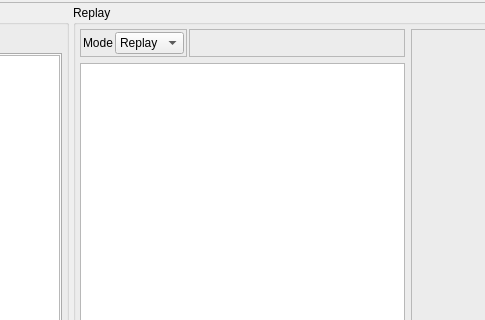
flueke/mvme, file src/replay_widget.ui: the form before one commit; both pictures show x 443 to 928 and y 0 to 320 of the 1028 by 512 pixel window.
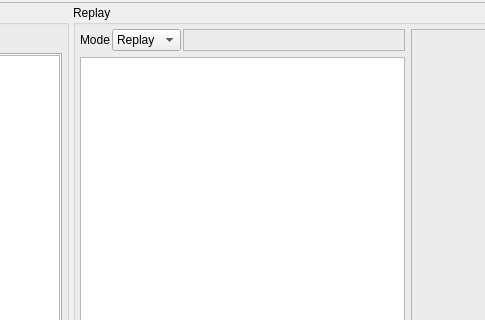
The form after the commit.

Commit message: replay_ui: mini layout and drop handling update

Patch:
```diff
--- a/src/replay_widget.ui
+++ b/src/replay_widget.ui
@@ -190,36 +190,6 @@
              <number>2</number>
             </property>
             <item>
-             <widget class="QFrame" name="frame_playMode">
-              <property name="sizePolicy">
-               <sizepolicy hsizetype="Preferred" vsizetype="Preferred">
-                <horstretch>0</horstretch>
-                <verstretch>0</verstretch>
-               </sizepolicy>
-              </property>
-              <property name="frameShape">
-               <enum>QFrame::StyledPanel</enum>
-              </property>
-              <property name="frameShadow">
-               <enum>QFrame::Raised</enum>
-              </property>
-              <layout class="QHBoxLayout" name="horizontalLayout_4">
-               <property name="spacing">
-                <number>2</number>
-               </property>
-               <property name="leftMargin">
-                <number>2</number>
-               </property>
-               <property name="topMargin">
-                <number>2</number>
-               </property>
-               <property name="rightMargin">
-                <number>2</number>
-               </property>
-               <property name="bottomMargin">
-                <number>2</number>
-               </property>
-               <item>
                 <widget class="QLabel" name="label">
                  <property name="text">
                   <string>Mode</string>
@@ -238,9 +208,6 @@
                    <string>Merge</string>
                   </property>
                  </item>
-                </widget>
-               </item>
-              </layout>
              </widget>
             </item>
             <item>
```
Lines whose indentation alone changed are shown as unchanged. The commit also changes 1 other file.
